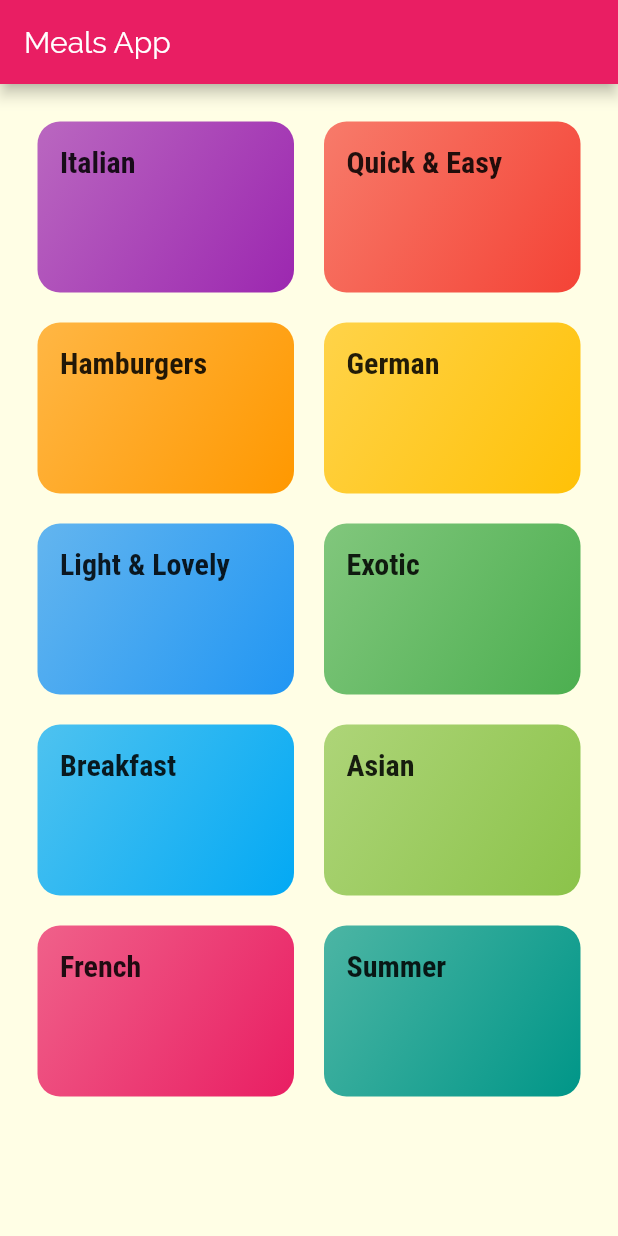
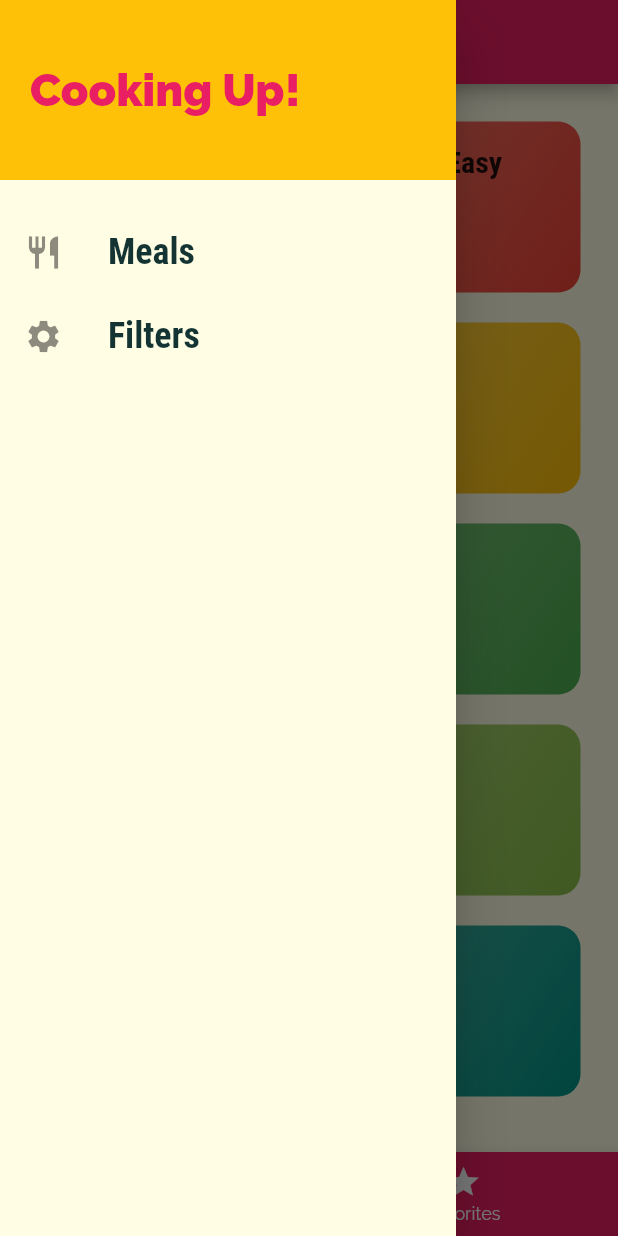
Before and after one commit to lazuardidev/meals-app-simple, a Flutter app: the screen it shows after launch, with the side drawer open (before the commit the screen has no drawer), on a phone screen of 412 x 824 dp. Run offline on Flutter 3.47's test engine with Material 2 defaults, Android fonts, the phone set to English and light mode, and no system bars.

Commit message:
Add Drawer, Add Tab Screen, Add Favorite Page

```diff
--- a/lib/main.dart
+++ b/lib/main.dart
@@ -2,6 +2,7 @@ import 'package:flutter/material.dart';
 import 'package:meals_app/screens/categories_screen.dart';
 import 'package:meals_app/screens/category_meals_screen.dart';
 import 'package:meals_app/screens/meal_detail_screen.dart';
+import 'package:meals_app/screens/tabs_screen.dart';
 
 void main() {
   runApp(MyApp());
@@ -33,12 +34,27 @@ class MyApp extends StatelessWidget {
               ),
             ),
       ),
-      // home: CategoriesScreen(),
+      // home: TabsScreen(),
       initialRoute: '/', // default is '/'
       routes: {
-        '/': (context) => CategoriesScreen(),
+        '/': (context) => TabsScreen(),
         CategoryMealsScreen.routeName: (context) => CategoryMealsScreen(),
         MealDetailScreen.routeName: (context) => MealDetailScreen(),
+      },
+      onGenerateRoute: (settings) {
+        print(settings.arguments);
+        // if (settings.name == '/meal-detail') {
+        //   return ...;
+        // } else if (settings.name == '/something-else') {
+        //   return ...;
+        // }
+        // return MaterialPageRoute(builder: (ctx) => CategoriesScreen(),);
+        return;
+      },
+      onUnknownRoute: (settings) {
+        return MaterialPageRoute(
+          builder: (context) => CategoriesScreen(),
+        );
       },
     );
   }
--- a/lib/screens/categories_screen.dart
+++ b/lib/screens/categories_screen.dart
@@ -6,9 +6,6 @@ class CategoriesScreen extends StatelessWidget {
   @override
   Widget build(BuildContext context) {
     return Scaffold(
-      appBar: AppBar(
-        title: const Text('Meals App'),
-      ),
       body: GridView(
         padding: const EdgeInsets.all(25),
         children: DUMMY_CATEGORIES
--- /dev/null
+++ b/lib/screens/favorites_screen.dart
@@ -0,0 +1,10 @@
+import 'package:flutter/material.dart';
+
+class FavoritesScreen extends StatelessWidget {
+  @override
+  Widget build(BuildContext context) {
+    return Center(
+      child: Text('The Favorites'),
+    );
+  }
+}
--- a/lib/screens/tabs_screen.dart
+++ b/lib/screens/tabs_screen.dart
@@ -1,4 +1,7 @@
 import 'package:flutter/material.dart';
+import 'package:meals_app/screens/categories_screen.dart';
+import 'package:meals_app/screens/favorites_screen.dart';
+import 'package:meals_app/widgets/main_drawer.dart';
 
 class TabsScreen extends StatefulWidget {
   @override
@@ -6,10 +9,50 @@ class TabsScreen extends StatefulWidget {
 }
 
 class _TabsScreenState extends State<TabsScreen> {
+  final List<Map<String, Object>> _pages = [
+    {
+      'page': CategoriesScreen(),
+      'title': 'Categories',
+    },
+    {
+      'page': FavoritesScreen(),
+      'title': 'Categories',
+    },
+  ];
+  int _selectedPageIndex = 0;
+
+  void _selectPage(int index) {
+    setState(() {
+      _selectedPageIndex = index;
+    });
+  }
+
   @override
   Widget build(BuildContext context) {
-    return Container(
-
+    return Scaffold(
+      appBar: AppBar(
+        title: Text(_pages[_selectedPageIndex]['title']),
+      ),
+      drawer: MainDrawer(),
+      body: _pages[_selectedPageIndex]['page'],
+      bottomNavigationBar: BottomNavigationBar(
+        onTap: _selectPage,
+        backgroundColor: Theme.of(context).primaryColor,
+        unselectedItemColor: Colors.white,
+        selectedItemColor: Theme.of(context).accentColor,
+        currentIndex: _selectedPageIndex,
+        // type: BottomNavigationBarType.fixed,
+        items: [
+          BottomNavigationBarItem(
+              backgroundColor: Theme.of(context).primaryColor,
+              icon: Icon(Icons.category),
+              label: 'Categories'),
+          BottomNavigationBarItem(
+              backgroundColor: Theme.of(context).primaryColor,
+              icon: Icon(Icons.star),
+              label: 'Favorites'),
+        ],
+      ),
     );
   }
 }
--- /dev/null
+++ b/lib/widgets/main_drawer.dart
@@ -0,0 +1,58 @@
+import 'package:flutter/material.dart';
+
+class MainDrawer extends StatelessWidget {
+  @override
+  Widget build(BuildContext context) {
+    return Drawer(
+      child: Column(
+        children: [
+          Container(
+            height: 120,
+            width: double.infinity,
+            padding: const EdgeInsets.all(20),
+            alignment: Alignment.centerLeft,
+            color: Theme.of(context).accentColor,
+            child: Text(
+              'Cooking Up!',
+              style: TextStyle(
+                  fontWeight: FontWeight.w900,
+                  fontSize: 30,
+                  color: Theme.of(context).primaryColor),
+            ),
+          ),
+          SizedBox(
+            height: 20,
+          ),
+          buildListTile(
+            'Meals',
+            Icons.restaurant,
+          ),
+          buildListTile(
+            'Filters',
+            Icons.settings,
+          ),
+        ],
+      ),
+    );
+  }
+
+  ListTile buildListTile(String title, IconData icon) {
+    return ListTile(
+      leading: Icon(
+        icon,
+        size: 26,
+      ),
+      title: Text(
+        title,
+        style: TextStyle(
+          fontFamily: 'RobotoCondensed',
+          fontSize: 24,
+          fontWeight: FontWeight.bold,
+        ),
+      ),
+      onTap: () {
+        // ...
+      },
+    );
+  }
+}
```
